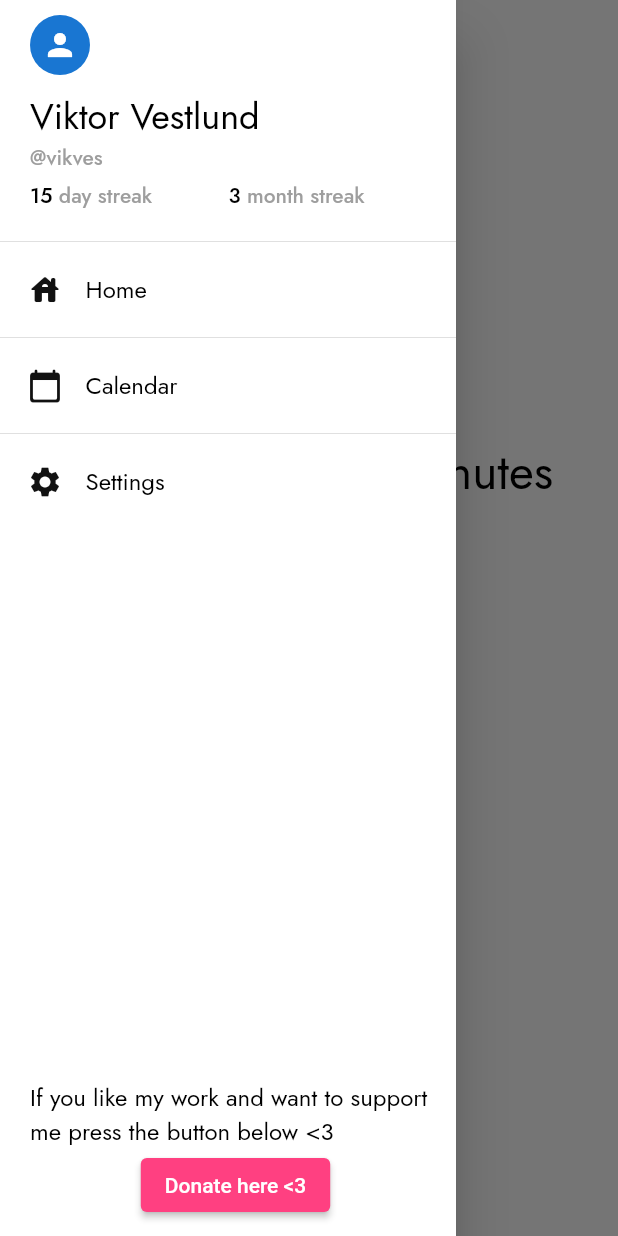
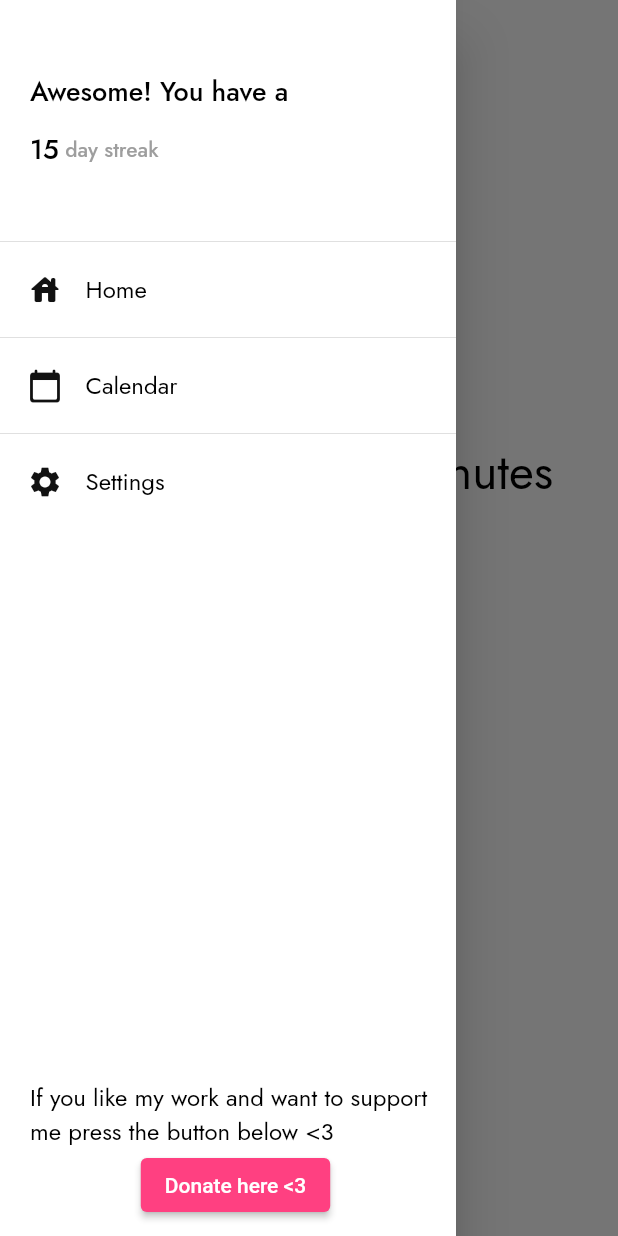
Before and after one commit to chalvikves/ChallengeApp, a Flutter app: the screen it shows after launch, with the side drawer open, on a phone screen of 412 x 824 dp. Run offline on Flutter 3.47's test engine with Material 2 defaults, Android fonts, the phone set to English and light mode, and no system bars; our stand-ins replace auto_route, flutter_calendar_carousel, get_it, google_fonts, injectable, stacked and 1 more.

Commit message:
Fix with drawer

```diff
--- a/lib/static/themes.dart
+++ b/lib/static/themes.dart
@@ -22,7 +22,7 @@ class CustomTheme with ChangeNotifier {
       textTheme: TextTheme(
         headline4: GoogleFonts.jost(fontSize: 32, color: Colors.black),
         bodyText2: GoogleFonts.jost(fontSize: 16, color: Colors.black),
-        bodyText1: GoogleFonts.jost(fontSize: 14, color: Colors.black),
+        bodyText1: GoogleFonts.jost(fontSize: 18, color: Colors.black),
         headline5: GoogleFonts.jost(fontSize: 24, color: Colors.black),
         headline6: GoogleFonts.jost(fontSize: 14, color: Colors.grey),
       ),
@@ -43,9 +43,9 @@ class CustomTheme with ChangeNotifier {
       textTheme: TextTheme(
         headline4: GoogleFonts.jost(fontSize: 32, color: Colors.white),
         bodyText2: GoogleFonts.jost(fontSize: 16, color: Colors.white),
-        bodyText1: GoogleFonts.jost(fontSize: 14, color: Colors.white),
+        bodyText1: GoogleFonts.jost(fontSize: 18, color: Colors.white),
         headline5: GoogleFonts.jost(fontSize: 24, color: Colors.white),
-        headline6: GoogleFonts.jost(fontSize: 14, color: Colors.grey),
+        headline6: GoogleFonts.jost(fontSize: 18, color: Colors.grey),
       ),
       hintColor: Colors.grey[700],
       focusColor: Colors.white,
--- a/lib/views/drawer.dart
+++ b/lib/views/drawer.dart
@@ -4,8 +4,6 @@ import 'package:flutter/material.dart';
 import 'package:google_fonts/google_fonts.dart';
 
 Widget drawerYes(BuildContext context) {
-  // TODO:
-  // * Fix text with theme color to follow darkmode
   return Drawer(
     backgroundColor: Theme.of(context).scaffoldBackgroundColor,
     child: Column(
@@ -17,29 +15,24 @@ Widget drawerYes(BuildContext context) {
               padding: const EdgeInsets.fromLTRB(20.0, 10.0, 10.0, 10.0),
               child: SizedBox(
                 width: double.maxFinite,
+                height: double.maxFinite,
                 child: Column(
-                  crossAxisAlignment: CrossAxisAlignment.start,
+                  mainAxisAlignment: MainAxisAlignment.spaceBetween,
                   children: [
-                    const CircleAvatar(
-                      child: Icon(Icons.person),
-                      radius: 20,
-                    ),
-                    const SizedBox(height: 10.0),
-                    Text(
-                      'Viktor Vestlund',
-                      style: Theme.of(context).textTheme.headline5,
-                    ),
-                    Text(
-                      '@vikves',
-                      style: Theme.of(context).textTheme.headline6,
-                    ),
-                    const SizedBox(
-                      height: 5.0,
+                    const Spacer(
+                      flex: 3,
                     ),
                     Row(
-                      mainAxisAlignment: MainAxisAlignment.spaceBetween,
                       children: [
+                        Text(
+                          'Awesome! You have a',
+                          style: Theme.of(context).textTheme.bodyText1,
+                        ),
+                      ],
+                    ),
+                    const Spacer(),
                     Row(
+                      //mainAxisAlignment: MainAxisAlignment.spaceEvenly,
                       children: [
                         Text(
                           '${15}',
@@ -48,25 +41,12 @@ Widget drawerYes(BuildContext context) {
                         Text(
                           ' day streak',
                           style: Theme.of(context).textTheme.headline6,
-                            )
+                        ),
                       ],
                     ),
-                        const Spacer(),
-                        Row(
-                          children: [
-                            Text(
-                              '${3}',
-                              style: Theme.of(context).textTheme.bodyText1,
+                    const Spacer(
+                      flex: 3,
                     ),
-                            Text(
-                              ' month streak',
-                              style: Theme.of(context).textTheme.headline6,
-                            )
-                          ],
-                        ),
-                        const Spacer(),
-                      ],
-                    )
                   ],
                 ),
               ),
```
Lines whose indentation alone changed are shown as unchanged.
